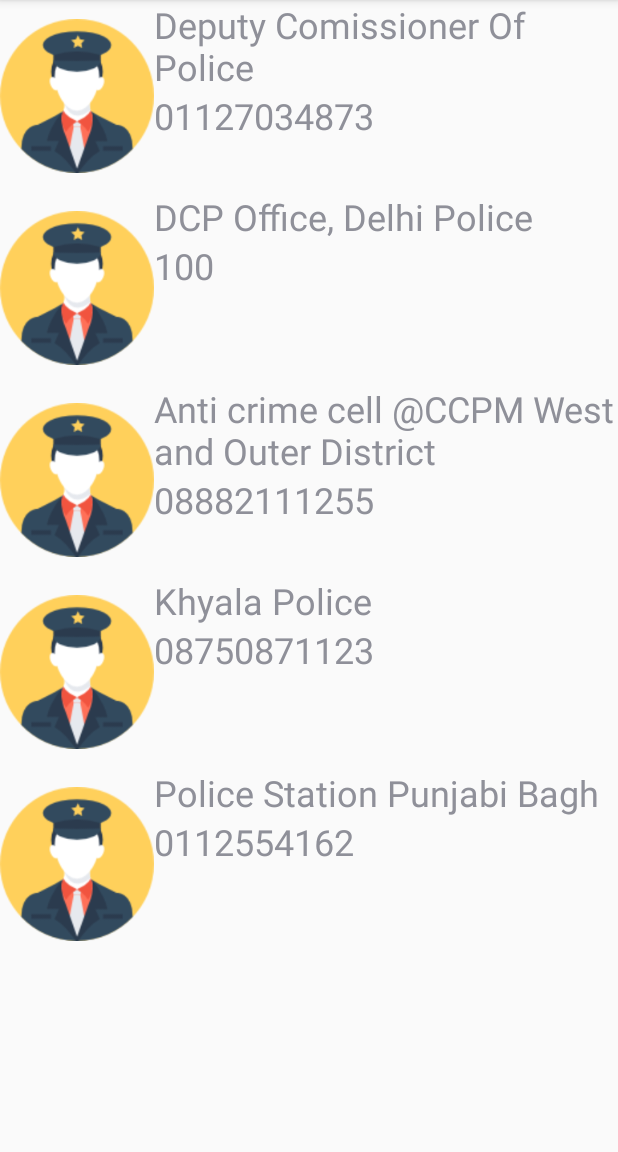
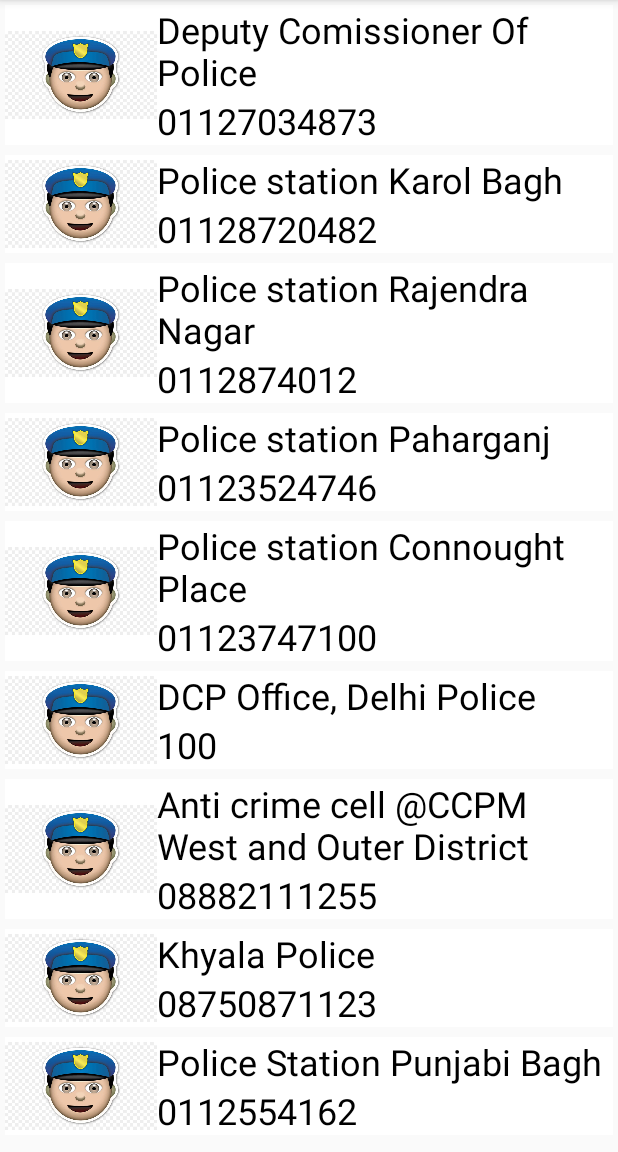
Before and after one commit to nb2998/Suraksha, an Android app: the PoliceActivity screen opened directly, with no data from a screen before it, on a phone screen of 412 x 824 dp, the part 84-1236 px from its top. Run offline under Robolectric (Android 15) with nearby library versions, the phone set to English and light mode, and no system bars.

Commit message:
Police adapter UI

```diff
--- a/app/src/main/java/com/codingblocks/suraksha/PoliceActivity.java
+++ b/app/src/main/java/com/codingblocks/suraksha/PoliceActivity.java
@@ -18,10 +18,15 @@ public class PoliceActivity extends AppCompatActivity {
 
         ArrayList<PoliceDetail> policeDetails = new ArrayList<>();
         policeDetails.add(new PoliceDetail("Deputy Comissioner Of Police", "01127034873"));
+        policeDetails.add(new PoliceDetail("Police station Karol Bagh", "01128720482"));
+        policeDetails.add(new PoliceDetail("Police station Rajendra Nagar", "0112874012"));
+        policeDetails.add(new PoliceDetail("Police station Paharganj", "01123524746"));
+        policeDetails.add(new PoliceDetail("Police station Connought Place", "01123747100"));
         policeDetails.add(new PoliceDetail("DCP Office, Delhi Police", "100"));
         policeDetails.add(new PoliceDetail("Anti crime cell @CCPM West and Outer District", "08882111255"));
         policeDetails.add(new PoliceDetail("Khyala Police", "08750871123"));
         policeDetails.add(new PoliceDetail("Police Station Punjabi Bagh", "0112554162"));
+
 
         Police adapter = new Police(policeDetails, getApplicationContext());
         RecyclerView recView = findViewById(R.id.recViewPolice);
--- a/app/src/main/res/layout/content_police_mail.xml
+++ b/app/src/main/res/layout/content_police_mail.xml
@@ -2,33 +2,38 @@
 <LinearLayout xmlns:android="http://schemas.android.com/apk/res/android"
     android:layout_width="match_parent"
     android:layout_height="wrap_content"
-    android:orientation="horizontal">
+    android:background="#ffffff"
+    xmlns:tools="http://schemas.android.com/tools"
+    android:orientation="horizontal"
+    android:layout_margin="3dp">
 
     <ImageView
         android:id="@+id/imageView"
         android:layout_width="0dp"
-        android:layout_height="wrap_content"
-        android:layout_weight="1" />
+        android:layout_height="match_parent"
+        android:layout_gravity="top"
+        android:layout_weight="1"
+        tools:src="@drawable/police" />
 
     <LinearLayout
         android:layout_width="0dp"
         android:layout_height="wrap_content"
         android:layout_weight="3"
-        android:orientation="vertical"
-       >
-
+        android:orientation="vertical">
 
         <TextView
             android:id="@+id/name"
             android:layout_width="match_parent"
             android:layout_height="wrap_content"
-            android:textSize="24sp" />
+            android:textSize="24sp"
+            android:textColor="@android:color/black"/>
 
         <TextView
             android:id="@+id/number"
             android:layout_width="match_parent"
             android:layout_height="wrap_content"
-            android:textSize="24sp" />
+            android:textSize="24sp"
+            android:textColor="@android:color/black"/>
 
 
     </LinearLayout>
```
Also changed, not shown: app/src/main/res/drawable-v24/police.jpg (added), app/src/main/res/drawable/police.png (deleted), 2 other files.
